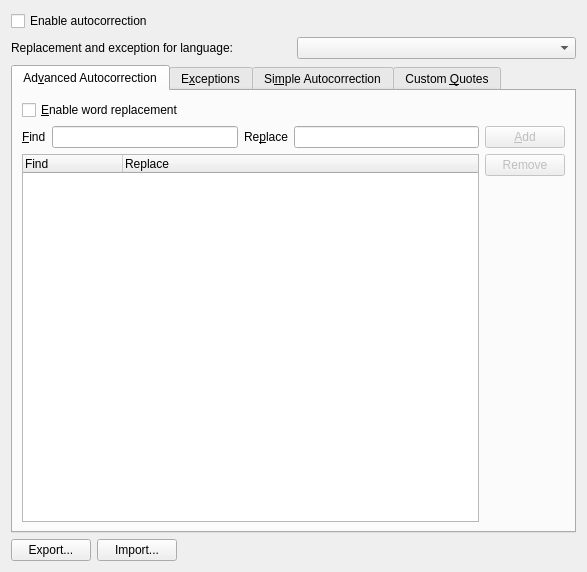
Before: the Qt Designer form src/pimcommonautocorrection/autocorrection/ui/autocorrectionwidget.ui in KDE/pimcommon, drawn with Qt 5.
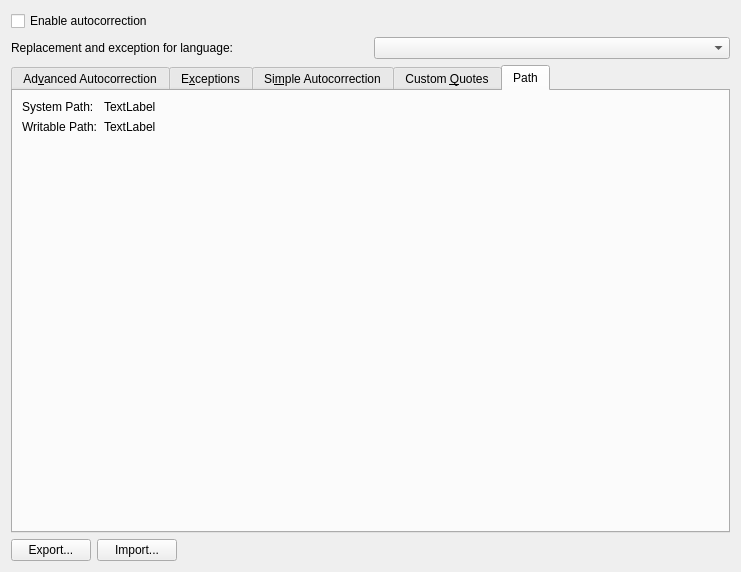
After: the same form once the commit is applied. The open tabs and pages were chosen to show the change. Custom widgets are drawn as their Qt base class.

Commit message: Add info about paths

```diff
--- a/src/pimcommonautocorrection/autocorrection/ui/autocorrectionwidget.ui
+++ b/src/pimcommonautocorrection/autocorrection/ui/autocorrectionwidget.ui
@@ -10,7 +10,7 @@
    <rect>
     <x>0</x>
     <y>0</y>
-    <width>587</width>
+    <width>741</width>
     <height>572</height>
    </rect>
   </property>
@@ -702,6 +702,41 @@
        </item>
       </layout>
      </widget>
+     <widget class="QWidget" name="tab">
+      <attribute name="title">
+       <string>Path</string>
+      </attribute>
+      <layout class="QFormLayout" name="formLayout">
+       <item row="0" column="0">
+        <widget class="QLabel" name="label_6">
+         <property name="text">
+          <string>System Path:</string>
+         </property>
+        </widget>
+       </item>
+       <item row="0" column="1">
+        <widget class="QLabel" name="systemPath">
+         <property name="text">
+          <string>TextLabel</string>
+         </property>
+        </widget>
+       </item>
+       <item row="1" column="0">
+        <widget class="QLabel" name="label_7">
+         <property name="text">
+          <string>Writable Path:</string>
+         </property>
+        </widget>
+       </item>
+       <item row="1" column="1">
+        <widget class="QLabel" name="writablePath">
+         <property name="text">
+          <string>TextLabel</string>
+         </property>
+        </widget>
+       </item>
+      </layout>
+     </widget>
     </widget>
    </item>
   </layout>
```
The commit also changes 1 other file.
